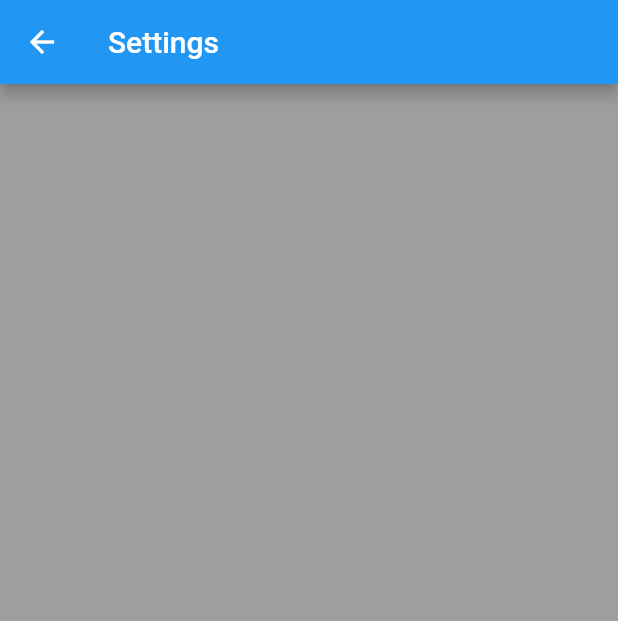
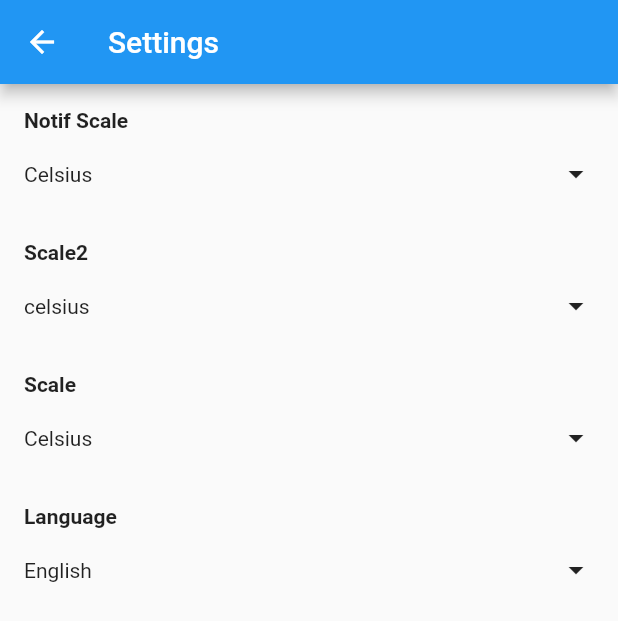
Before and after one commit to roberto-fernandes/weather, a Flutter app: the screen it shows after launch, after a tap on the "settings" icon, on a phone screen of 412 x 824 dp. Shown: the top 621 px of the screen. Run offline on Flutter 3.47's test engine with Material 2 defaults, Android fonts, the phone set to English and light mode, and no system bars; our stand-ins replace flutter_riverpod, go_router, rxdart.

Commit message:
settings controller

```diff
--- /dev/null
+++ b/lib/features/settings/data/settings_repository.dart
@@ -0,0 +1,94 @@
+import 'package:flutter_riverpod/flutter_riverpod.dart';
+import 'package:weather/utils/in_memory_store.dart';
+import 'package:weather/utils/string_extension.dart';
+
+enum Scale {
+  celsius,
+  fahrenheit,
+}
+
+enum Languages { english }
+
+abstract class SettingsRepository {
+  List<String> getScales();
+
+  String selectedScale();
+
+  Future<void> changeScale(String scale);
+
+  List<String> getLanguages();
+
+  String selectedLanguage();
+
+  Stream<String> tempSlectedScale();
+}
+
+class SettingsRepositoryImplementation implements SettingsRepository {
+  final _inMemoryScale = InMemoryStore<String>(Scale.values.first.name);
+
+  @override
+  List<String> getScales() {
+    return Scale.values.map((e) => e.name.capitalized).toList();
+  }
+
+  @override
+  String selectedScale() {
+    return _inMemoryScale.value.capitalized;
+  }
+
+  @override
+  List<String> getLanguages() {
+    return Languages.values.map((e) => e.name.capitalized).toList();
+  }
+
+  @override
+  String selectedLanguage() {
+    return getLanguages().first;
+  }
+
+  void dispose() => _inMemoryScale.close();
+
+  @override
+  Future<void> changeScale(String scale) async {
+    await Future.delayed(const Duration(seconds: 2));
+    _inMemoryScale.value = scale;
+  }
+
+  @override
+  Stream<String> tempSlectedScale() {
+    return _inMemoryScale.stream;
+  }
+}
+
+final settingsRepositoryProvider = Provider<SettingsRepository>((ref) {
+  final repository = SettingsRepositoryImplementation();
+  ref.onDispose(() {
+    repository.dispose();
+  });
+  return repository;
+});
+
+final scalesProvider = Provider<List<String>>((ref) {
+  final repository = ref.watch(settingsRepositoryProvider);
+  return repository.getScales();
+});
+
+final selectedScaleProvider = Provider<String>((ref) {
+  final repository = ref.watch(settingsRepositoryProvider);
+  return repository.selectedScale();
+});
+
+final languagesProvider = Provider<List<String>>((ref) {
+  final repository = ref.watch(settingsRepositoryProvider);
+  return repository.getLanguages();
+});
+
+final selectedLanguageProvider = Provider<String>((ref) {
+  final repository = ref.watch(settingsRepositoryProvider);
+  return repository.selectedLanguage();
+});
+
+final tempProvider = StreamProvider<String>((ref) {
+  final repository = ref.watch(settingsRepositoryProvider);
+  return repository.tempSlectedScale();
+});
--- /dev/null
+++ b/lib/features/settings/presentation/settings_screen.dart
@@ -0,0 +1,163 @@
+import 'package:flutter/material.dart';
+import 'package:flutter_riverpod/flutter_riverpod.dart';
+import 'package:weather/features/global_widgets/default_error_widget.dart';
+import 'package:weather/features/global_widgets/default_loading.dart';
+import 'package:weather/features/settings/data/settings_repository.dart';
+import 'package:weather/features/settings/presentation/settings_screen_controller.dart';
+import 'package:weather/localization/string_hardcoded.dart';
+
+class SettingsScreen extends ConsumerWidget {
+  const SettingsScreen({super.key});
+
+  @override
+  Widget build(BuildContext context, WidgetRef ref) {
+    final state = ref.watch(settingsScreenStateProvider);
+    final selectedScaleTemp = ref.watch(selectedScaleProvider);
+    final scalesTemp = ref.watch(scalesProvider);
+    final hasError = !state.isRefreshing && state.hasError;
+    if (state.isLoading) {
+      return const LoadingScreen();
+    }
+    return Scaffold(
+      appBar: AppBar(
+        title: Text('Settings'.hardcoded),
+      ),
+      body: hasError
+          ? const DefaultErrorWidget()
+          : SafeArea(
+              child: Column(
+              children: [
+                _OptionSelector(
+                  title: 'Notif Scale'.hardcoded,
+                  options: scalesTemp,
+                  selectedOption: selectedScaleTemp,
+                  onOptionSelected: (scale) {
+                    ref
+                        .read(settingsScreenStateProvider.notifier)
+                        .changeScale(scale);
+                  },
+                ),
+                Consumer(
+                  builder:
+                      (BuildContext context, WidgetRef ref, Widget? child) {
+                    final scales = ref.watch(scalesProvider);
+                    final repository = ref.read(settingsRepositoryProvider);
+                    final scale = ref.watch(tempProvider);
+                    return scale.when(data: (scale) {
+                      return _OptionSelector(
+                        title: 'Scale2'.hardcoded,
+                        options: scales,
+                        selectedOption: scale,
+                        onOptionSelected: (scale) {
+                          repository.changeScale(scale);
+                        },
+                      );
+                    }, error: (_, __) {
+                      return const SizedBox();
+                    }, loading: () {
+                      return const SizedBox();
+                    });
+                  },
+                ),
+                Consumer(
+                  builder:
+                      (BuildContext context, WidgetRef ref, Widget? child) {
+                    final scales = ref.watch(scalesProvider);
+                    final selectedScale = ref.watch(selectedScaleProvider);
+                    final repository = ref.read(settingsRepositoryProvider);
+                    return _OptionSelector(
+                      title: 'Scale'.hardcoded,
+                      options: scales,
+                      selectedOption: selectedScale,
+                      onOptionSelected: (scale) {
+                        repository.changeScale(scale);
+                      },
+                    );
+                  },
+                ),
+                Consumer(
+                  builder:
+                      (BuildContext context, WidgetRef ref, Widget? child) {
+                    final languages = ref.watch(languagesProvider);
+                    final selectedLanguage =
+                        ref.watch(selectedLanguageProvider);
+                    return _OptionSelector(
+                      title: 'Language'.hardcoded,
+                      options: languages,
+                      selectedOption: selectedLanguage,
+                      onOptionSelected: (_) {},
+                    );
+                  },
+                ),
+              ],
+            )),
+    );
+  }
+}
+
+class _OptionSelector extends StatelessWidget {
+  const _OptionSelector({
+    required this.title,
+    required this.options,
+    required this.selectedOption,
+    required this.onOptionSelected,
+  });
+
+  final String title;
+  final List<String> options;
+  final String selectedOption;
+  final Function(String option) onOptionSelected;
+
+  @override
+  Widget build(BuildContext context) {
+    return Padding(
+      padding: const EdgeInsets.all(8.0),
+      child: Column(
+        crossAxisAlignment: CrossAxisAlignment.start,
+        children: [
+          Padding(
+            padding: const EdgeInsets.all(8.0),
+            child: Text(
+              title,
+              style: const TextStyle(
+                fontWeight: FontWeight.w600,
+              ),
+            ),
+          ),
+          PopupMenuButton<String>(
+            offset: const Offset(2, 50),
+            initialValue: selectedOption,
+            color: Theme.of(context).colorScheme.surface,
+            itemBuilder: (context) {
+              return <PopupMenuEntry<String>>[
+                for (final item in options)
+                  PopupMenuItem<String>(
+                    height: 18,
+                    value: item,
+                    child: Container(
+                      width: MediaQuery.of(context).size.width,
+                      padding: const EdgeInsets.all(8.0),
+                      child: Text(item),
+                    ),
+                  ),
+              ];
+            },
+            onSelected: (choice) {
+              onOptionSelected(choice);
+            },
+            child: Padding(
+              padding: const EdgeInsets.all(8),
+              child: Row(
+                mainAxisAlignment: MainAxisAlignment.spaceBetween,
+                children: [
+                  Text(selectedOption),
+                  const Icon(Icons.arrow_drop_down),
+                ],
+              ),
+            ),
+          ),
+        ],
+      ),
+    );
+  }
+}
--- /dev/null
+++ b/lib/features/settings/presentation/settings_screen_controller.dart
@@ -0,0 +1,26 @@
+import 'package:flutter_riverpod/flutter_riverpod.dart';
+import 'package:weather/features/settings/data/settings_repository.dart';
+
+class SettingsScreenController extends StateNotifier<AsyncValue> {
+  SettingsScreenController({required this.settingsRepository})
+      : super(const AsyncValue.data(null));
+
+  final SettingsRepository settingsRepository;
+
+  Future<void> changeScale(String scale) async {
+    _setLoadingState();
+    state = await AsyncValue.guard(() => settingsRepository.changeScale(scale));
+  }
+
+  void _setLoadingState() {
+    state = const AsyncValue.loading();
+  }
+}
+
+final settingsScreenStateProvider =
+    StateNotifierProvider.autoDispose<SettingsScreenController, AsyncValue<void>>(
+  (ref) {
+    final repository = ref.watch(settingsRepositoryProvider);
+    return SettingsScreenController(settingsRepository: repository);
+  },
+);
--- a/lib/features/settings/settings_screen.dart
+++ /dev/null
@@ -1,25 +0,0 @@
-import 'package:flutter/material.dart';
-import 'package:weather/localization/string_hardcoded.dart';
-
-class SettingsScreen extends StatelessWidget {
-  const SettingsScreen({Key? key}) : super(key: key);
-
-  @override
-  Widget build(BuildContext context) {
-    return WillPopScope(
-      onWillPop: () {
-        print('SettingsScreen onWillPop');
-        return Future.value(true);
-      },
-      child: Scaffold(
-        appBar: AppBar(
-          title: Text('Settings'.hardcoded),
-        ),
-        body: SafeArea(
-            child: Container(
-              color: Colors.grey,
-            )),
-      ),
-    );
-  }
-}
--- a/lib/features/weather/data/weather_repository.dart
+++ b/lib/features/weather/data/weather_repository.dart
@@ -2,21 +2,30 @@ import 'dart:math';
 
 import 'package:flutter_riverpod/flutter_riverpod.dart';
 
-class WeatherRepository {
+abstract class WeatherRepository {
+  int getWeather();
+
+  Future<String> getWeatherMessage();
+}
+
+class WeatherRepositoryImplementation implements WeatherRepository {
   final num = Random().nextInt(100);
 
+  @override
   int getWeather() {
     return num;
   }
 
+  @override
   Future<String> getWeatherMessage() async {
     await Future.delayed(const Duration(seconds: 1));
     return 'Double of temeprature is ${num * 2}';
   }
 }
 
-final weatherRepositoryProvider = Provider.autoDispose<WeatherRepository>((ref) {
-  return WeatherRepository();
+final weatherRepositoryProvider =
+    Provider.autoDispose<WeatherRepository>((ref) {
+  return WeatherRepositoryImplementation();
 });
 
 final weatherMessageProvider = FutureProvider.autoDispose<String>((ref) {
--- a/lib/features/weather/presentation/home_screen.dart
+++ b/lib/features/weather/presentation/home_screen.dart
@@ -1,6 +1,8 @@
 import 'package:flutter/material.dart';
 import 'package:flutter_riverpod/flutter_riverpod.dart';
 import 'package:go_router/go_router.dart';
+import 'package:weather/features/global_widgets/default_loading.dart';
+import 'package:weather/features/settings/data/settings_repository.dart';
 import 'package:weather/features/weather/data/weather_repository.dart';
 import 'package:weather/localization/string_hardcoded.dart';
 import 'package:weather/routing/app_router.dart';
@@ -27,7 +29,9 @@ class HomeScreen extends StatelessWidget {
         ],
       ),
       body: SafeArea(
-        child: Consumer(
+        child: Column(
+          children: [
+            Consumer(
               builder: (context, ref, _) {
                 final value = ref.watch(weatherMessageProvider);
                 return value.when(data: (message) {
@@ -36,14 +40,32 @@ class HomeScreen extends StatelessWidget {
                   );
                 }, error: (error, stack) {
                   return const Center(
-                child: Text('error'),
+                    child: Text('error'), //todo
                   );
                 }, loading: () {
-              return const Center(
-                child: CircularProgressIndicator(),
-              );
+                  return const DefaultLoadingWidget();
                 });
               },
+            ),
+            Consumer(
+              builder: (BuildContext context, WidgetRef ref, Widget? child) {
+                final scale = ref.watch(tempProvider);
+                return scale.when(data: (scale) {
+                  return Text('stream: $scale');
+                }, error: (_, __) {
+                  return const SizedBox();
+                }, loading: () {
+                  return const SizedBox();
+                });
+              },
+            ),
+            Consumer(
+              builder: (BuildContext context, WidgetRef ref, Widget? child) {
+                final scale = ref.watch(selectedScaleProvider);
+                return Text('sync: $scale');
+              },
+            ),
+          ],
         ),
       ),
     );
--- /dev/null
+++ b/lib/utils/string_extension.dart
@@ -0,0 +1,5 @@
+extension StringExtension on String {
+  String get capitalized {
+    return "${this[0].toUpperCase()}${substring(1).toLowerCase()}";
+  }
+}
--- a/pubspec.yaml
+++ b/pubspec.yaml
@@ -14,6 +14,7 @@ dependencies:
   go_router: 3.0.3
   cupertino_icons: ^1.0.2
   flutter_riverpod: 2.0.0-dev.7
+  rxdart: 0.27.5
 
 dev_dependencies:
   flutter_test:
```
Also changed, not shown: lib/features/global_widgets/default_error_widget.dart (added, +34 -0 lines), lib/features/global_widgets/default_loading.dart (added, +19 -0 lines), lib/routing/app_router.dart (+2 -6 lines), lib/utils/in_memory_store.dart (added, +22 -0 lines), pubspec.lock. Lines whose indentation alone changed are shown as unchanged.
